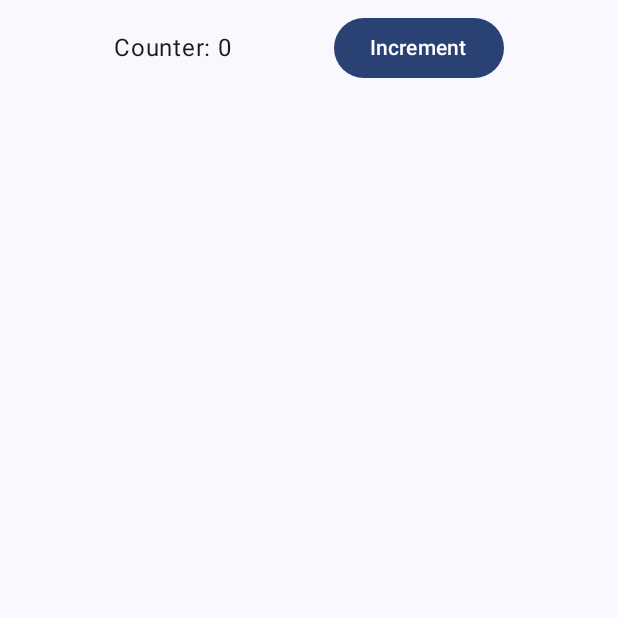
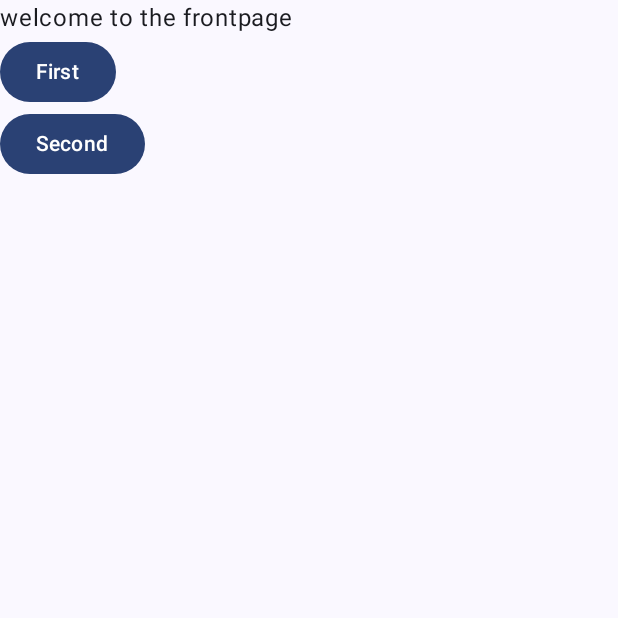
Before and after one commit to 0queue/lemon, an Android app built with Jetpack Compose: the screen it shows after launch (MainActivity), on a phone screen of 412 x 824 dp, the top half of it. Run offline under Robolectric (Android 15) with nearby library versions, the phone set to English and light mode, and no system bars; our stand-ins replace Dagger/Hilt's generated code; libraries missing offline, so code that uses them is left out: com.github.michaelbull.result; 1 statement that could not run was skipped.

Commit message:
Start playing with jetpack navigation
haven't used jetpack navigation since early 2019... time to see how it is

```diff
--- a/app/build.gradle.kts
+++ b/app/build.gradle.kts
@@ -41,13 +41,17 @@ dependencies {
     implementation(libs.androidx.compose.material3)
     debugImplementation(libs.androidx.compose.ui.tooling)
     debugImplementation(libs.androidx.compose.ui.test.manifest)
+    implementation(libs.androidx.hilt.navigation.compose)
     implementation(libs.androidx.lifecycle.viewmodel)
     implementation(libs.androidx.lifecycle.viewmodel.compose)
+    implementation(libs.androidx.navigation)
 
     implementation(projects.core.lobstersApi)
     implementation(projects.core.model)
     implementation(projects.core.data)
     implementation(projects.core.database)
+    implementation(projects.feature.comments)
+    implementation(projects.feature.frontpage)
 
     implementation(libs.kotlinx.coroutines.android)
     implementation(libs.kotlinx.datetime)
--- a/app/src/main/kotlin/dev/thomasharris/lemon/MainActivity.kt
+++ b/app/src/main/kotlin/dev/thomasharris/lemon/MainActivity.kt
@@ -3,30 +3,18 @@ package dev.thomasharris.lemon
 import android.os.Bundle
 import androidx.activity.ComponentActivity
 import androidx.activity.compose.setContent
-import androidx.compose.foundation.layout.Arrangement
-import androidx.compose.foundation.layout.Column
-import androidx.compose.foundation.layout.Row
 import androidx.compose.foundation.layout.fillMaxSize
-import androidx.compose.foundation.layout.fillMaxWidth
-import androidx.compose.foundation.layout.padding
-import androidx.compose.foundation.lazy.LazyColumn
-import androidx.compose.foundation.lazy.rememberLazyListState
-import androidx.compose.material3.Button
 import androidx.compose.material3.MaterialTheme
 import androidx.compose.material3.Surface
 import androidx.compose.material3.Text
 import androidx.compose.runtime.Composable
-import androidx.compose.runtime.collectAsState
-import androidx.compose.runtime.getValue
-import androidx.compose.ui.Alignment
 import androidx.compose.ui.Modifier
 import androidx.compose.ui.tooling.preview.Preview
-import androidx.compose.ui.unit.dp
-import androidx.lifecycle.viewmodel.compose.viewModel
-import androidx.paging.compose.collectAsLazyPagingItems
-import androidx.paging.compose.items
+import androidx.navigation.compose.NavHost
+import androidx.navigation.compose.rememberNavController
 import dagger.hilt.android.AndroidEntryPoint
-import dev.thomasharris.lemon.core.database.Story
+import dev.thomasharris.lemon.feature.comments.installCommentsRoute
+import dev.thomasharris.lemon.feature.frontpage.installFrontPageRoute
 import dev.thomasharris.lemon.lobstersapi.LobstersService
 import dev.thomasharris.lemon.ui.theme.LemonForLobstersTheme
 
@@ -44,63 +32,82 @@ class MainActivity : ComponentActivity() {
                     modifier = Modifier.fillMaxSize(),
                     color = MaterialTheme.colorScheme.background,
                 ) {
-                    Column(
-                        horizontalAlignment = Alignment.CenterHorizontally,
-                        verticalArrangement = Arrangement.Top,
+                    val navController = rememberNavController()
+
+                    NavHost(
+                        navController = navController,
+                        startDestination = "frontpage",
                     ) {
-                        val throwawayViewModel = viewModel<ThrowawayViewModel>()
+                        installFrontPageRoute(
+                            onClick = {
+                                navController.navigate("comments/$it")
+                            },
+                        )
 
-                        val counterState by throwawayViewModel.counterState.collectAsState()
+                        installCommentsRoute(
+                            onClick = {
+                                navController.navigate("comments/$it")
+                            },
+                        )
+                    }
 
-                        Row(
-                            modifier = Modifier
-                                .fillMaxWidth()
-                                .padding(8.dp),
-                            verticalAlignment = Alignment.CenterVertically,
-                            horizontalArrangement = Arrangement.SpaceEvenly,
-                        ) {
-                            Text("Counter: $counterState")
-
-                            Button(onClick = throwawayViewModel::increment) {
-                                Text("Increment")
-                            }
-
-//                            Button(
-//                                onClick = throwawayViewModel::insertStories,
-//                            ) {
-//                                Text("Load")
+//                    Column(
+//                        horizontalAlignment = Alignment.CenterHorizontally,
+//                        verticalArrangement = Arrangement.Top,
+//                    ) {
+//                        val throwawayViewModel = viewModel<ThrowawayViewModel>()
+//
+//                        val counterState by throwawayViewModel.counterState.collectAsState()
+//
+//                        Row(
+//                            modifier = Modifier
+//                                .fillMaxWidth()
+//                                .padding(8.dp),
+//                            verticalAlignment = Alignment.CenterVertically,
+//                            horizontalArrangement = Arrangement.SpaceEvenly,
+//                        ) {
+//                            Text("Counter: $counterState")
+//
+//                            Button(onClick = throwawayViewModel::increment) {
+//                                Text("Increment")
 //                            }
-                        }
-
-                        val listState = rememberLazyListState()
-
-                        val stories = throwawayViewModel.pages.collectAsLazyPagingItems()
-
-                        LazyColumn(
-                            modifier = Modifier.fillMaxWidth(),
-                            state = listState,
-                        ) {
-                            items(
-                                items = stories,
-                                key = Story::shortId,
-                            ) { story ->
-
-                                if (story == null) {
-                                    Text(
-                                        modifier = Modifier.padding(8.dp),
-                                        text = "why is this null",
-                                    )
-                                } else {
-                                    Column(
-                                        modifier = Modifier.padding(8.dp),
-                                    ) {
-                                        Text(text = story.title)
-                                        Text(text = story.createdAt.toString())
-                                    }
-                                }
-                            }
-                        }
-                    }
+//
+// //                            Button(
+// //                                onClick = throwawayViewModel::insertStories,
+// //                            ) {
+// //                                Text("Load")
+// //                            }
+//                        }
+//
+//                        val listState = rememberLazyListState()
+//
+//                        val stories = throwawayViewModel.pages.collectAsLazyPagingItems()
+//
+//                        LazyColumn(
+//                            modifier = Modifier.fillMaxWidth(),
+//                            state = listState,
+//                        ) {
+//                            items(
+//                                items = stories,
+//                                key = Story::shortId,
+//                            ) { story ->
+//
+//                                if (story == null) {
+//                                    Text(
+//                                        modifier = Modifier.padding(8.dp),
+//                                        text = "why is this null",
+//                                    )
+//                                } else {
+//                                    Column(
+//                                        modifier = Modifier.padding(8.dp),
+//                                    ) {
+//                                        Text(text = story.title)
+//                                        Text(text = story.createdAt.toString())
+//                                    }
+//                                }
+//                            }
+//                        }
+//                    }
                 }
             }
         }
--- /dev/null
+++ b/feature/comments/src/main/AndroidManifest.xml
@@ -0,0 +1 @@
+<manifest />
--- /dev/null
+++ b/feature/comments/src/main/kotlin/dev/thomasharris/lemon/feature/comments/Navigation.kt
@@ -0,0 +1,21 @@
+package dev.thomasharris.lemon.feature.comments
+
+import androidx.navigation.NavGraphBuilder
+import androidx.navigation.NavType
+import androidx.navigation.compose.composable
+import androidx.navigation.navArgument
+
+fun NavGraphBuilder.installCommentsRoute(
+    onClick: (String) -> Unit,
+) {
+    composable(
+        route = "comments/{storyId}",
+        arguments = listOf(
+            navArgument("storyId") { type = NavType.StringType },
+        ),
+    ) {
+        CommentsRoute(
+            onClick = onClick,
+        )
+    }
+}
--- /dev/null
+++ b/feature/frontpage/src/main/AndroidManifest.xml
@@ -0,0 +1 @@
+<manifest />
--- /dev/null
+++ b/feature/frontpage/src/main/kotlin/dev/thomasharris/lemon/feature/frontpage/FrontPageScreen.kt
@@ -0,0 +1,35 @@
+package dev.thomasharris.lemon.feature.frontpage
+
+import androidx.compose.foundation.layout.Column
+import androidx.compose.material3.Button
+import androidx.compose.material3.Text
+import androidx.compose.runtime.Composable
+
+@Composable
+fun FrontPageRoute(
+    onClick: (String) -> Unit,
+) {
+    FrontPageScreen(
+        onClick = onClick,
+    )
+}
+
+@Composable
+fun FrontPageScreen(
+    onClick: (String) -> Unit,
+) {
+    Column {
+        Text("welcome to the frontpage")
+        Button(
+            onClick = { onClick("firstStory") },
+        ) {
+            Text("First")
+        }
+
+        Button(
+            onClick = { onClick("secondStory") },
+        ) {
+            Text("Second")
+        }
+    }
+}
--- /dev/null
+++ b/feature/frontpage/src/main/kotlin/dev/thomasharris/lemon/feature/frontpage/Navigation.kt
@@ -0,0 +1,14 @@
+package dev.thomasharris.lemon.feature.frontpage
+
+import androidx.navigation.NavGraphBuilder
+import androidx.navigation.compose.composable
+
+fun NavGraphBuilder.installFrontPageRoute(
+    onClick: (String) -> Unit,
+) {
+    composable("frontpage") {
+        FrontPageRoute(
+            onClick = onClick,
+        )
+    }
+}
--- a/libs.versions.toml
+++ b/libs.versions.toml
@@ -31,11 +31,13 @@ androidx-compose-ui-test-manifest = { group = "androidx.compose.ui", name = "ui-
 androidx-compose-ui-tooling = { group = "androidx.compose.ui", name = "ui-tooling", version.ref = "compose" }
 androidx-compose-ui-tooling-preview = { group = "androidx.compose.ui", name = "ui-tooling-preview", version.ref = "compose" }
 androidx-core = "androidx.core:core-ktx:1.9.0"
+androidx-hilt-navigation-compose = "androidx.hilt:hilt-navigation-compose:1.0.0"
 androidx-lifecycle = "androidx.lifecycle:lifecycle-runtime-ktx:2.5.1"
 androidx-lifecycle-viewmodel = "androidx.lifecycle:lifecycle-viewmodel-ktx:2.5.1"
 androidx-lifecycle-viewmodel-compose = "androidx.lifecycle:lifecycle-viewmodel-compose:2.5.1"
 androidx-paging-runtime = "androidx.paging:paging-runtime:3.1.1"
 androidx-paging-compose = "androidx.paging:paging-compose:1.0.0-alpha17"
+androidx-navigation = "androidx.navigation:navigation-compose:2.5.3"
 
 com-google-dagger-hilt-android = { module = "com.google.dagger:hilt-android", version.ref = "hilt" }
 com-google-dagger-hilt-android-compiler = { module = "com.google.dagger:hilt-android-compiler", version.ref = "hilt" }
--- a/settings.gradle.kts
+++ b/settings.gradle.kts
@@ -32,3 +32,5 @@ include(":core:data")
 include(":core:database")
 include(":core:lobsters-api")
 include(":core:model")
+include(":feature:comments")
+include(":feature:frontpage")
```
Also changed, not shown: core/data/src/main/kotlin/dev/thomasharris/lemon/core/data/PageRepository.kt (+11 -2 lines), feature/comments/build.gradle.kts (added, +30 -0 lines), feature/comments/src/main/kotlin/dev/thomasharris/lemon/feature/comments/CommentsScreen.kt (added, +41 -0 lines), feature/comments/src/main/kotlin/dev/thomasharris/lemon/feature/comments/CommentsViewModel.kt (added, +23 -0 lines), feature/frontpage/build.gradle.kts (added, +28 -0 lines).
